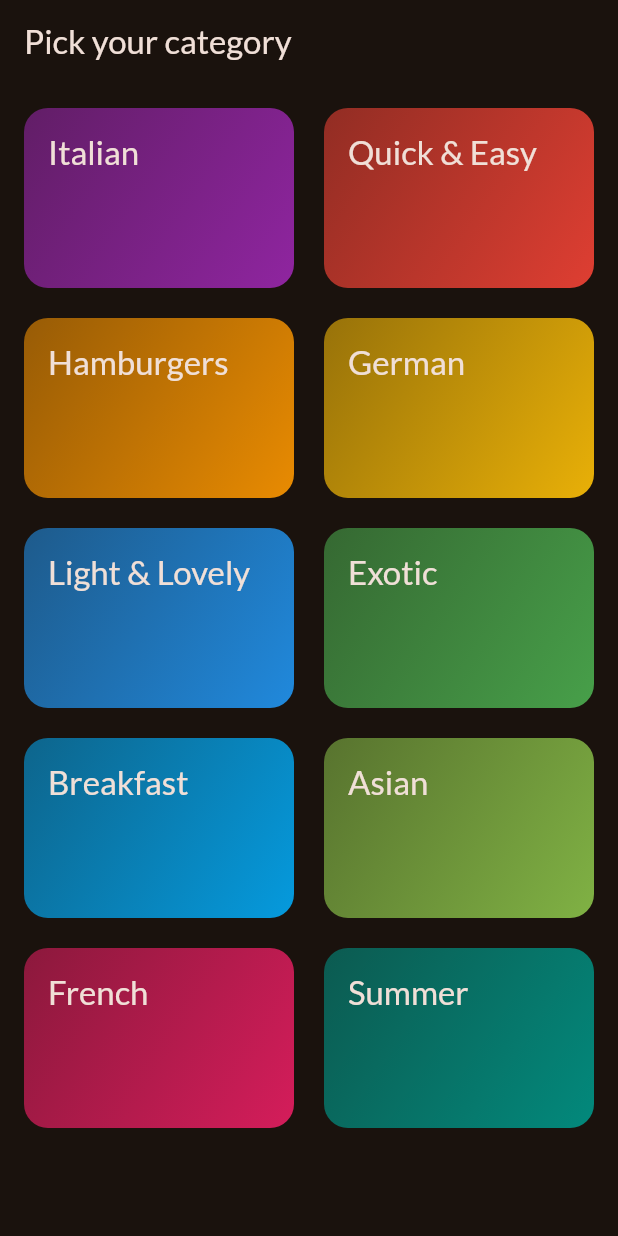
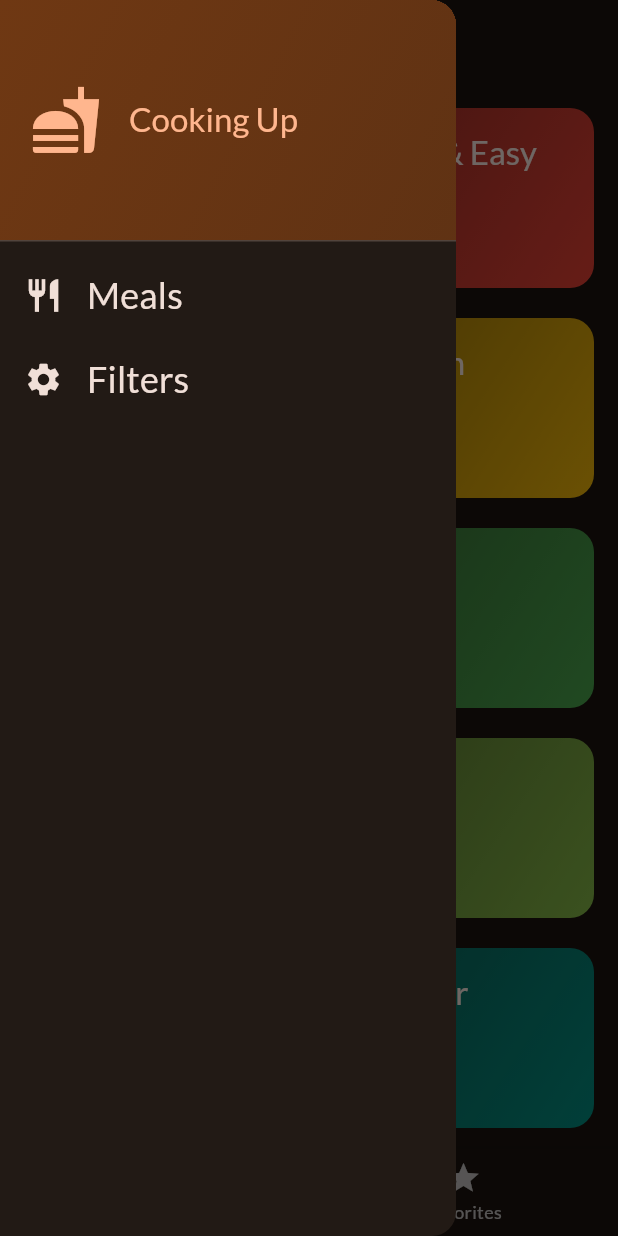
Before and after one commit to shox17/meals_app, a Flutter app: the screen it shows after launch, with the side drawer open (before the commit the screen has no drawer), on a phone screen of 412 x 824 dp. Run offline on Flutter 3.47's test engine with Material 3 defaults, Android fonts, the phone set to English and light mode, and no system bars; our stand-ins replace google_fonts, transparent_image.

Commit message:
4th commit

```diff
--- a/lib/main.dart
+++ b/lib/main.dart
@@ -1,6 +1,6 @@
 import 'package:flutter/material.dart';
 import 'package:google_fonts/google_fonts.dart';
-import 'package:meals/screens/categories.dart';
+import 'package:meals/screens/tabs.dart';
 
 final theme = ThemeData(
   useMaterial3: true,
@@ -22,7 +22,7 @@ class App extends StatelessWidget {
   Widget build(BuildContext context) {
     return MaterialApp(
       theme: theme,
-      home: const CategoriesScreen(),
+      home: const TabsScreen(),
     );
   }
 }
--- a/lib/screens/categories.dart
+++ b/lib/screens/categories.dart
@@ -3,9 +3,16 @@ import 'package:meals/data/dummy_data.dart';
 import 'package:meals/models/category.dart';
 import 'package:meals/screens/meals.dart';
 import 'package:meals/widgets/category_grid_item.dart';
+import 'package:meals/models/meal.dart';
 
 class CategoriesScreen extends StatelessWidget {
-  const CategoriesScreen({super.key});
+  const CategoriesScreen(
+      {super.key,
+      required this.onToggleFavorite,
+      required this.availableMeals});
+
+  final void Function(Meal meal) onToggleFavorite;
+  final List<Meal> availableMeals;
 
   void _selectCategory(BuildContext context, Category category) {
     final filteredMeals = dummyMeals
@@ -16,6 +23,7 @@ class CategoriesScreen extends StatelessWidget {
         builder: (ctx) => MealsScreen(
           title: category.title,
           meals: filteredMeals,
+          onToggleFavorite: onToggleFavorite,
         ),
       ),
     );
@@ -23,11 +31,7 @@ class CategoriesScreen extends StatelessWidget {
 
   @override
   Widget build(BuildContext context) {
-    return Scaffold(
-      appBar: AppBar(
-        title: const Text('Pick your category'),
-      ),
-      body: GridView(
+    return GridView(
       padding: const EdgeInsets.all(16),
       gridDelegate: const SliverGridDelegateWithFixedCrossAxisCount(
         crossAxisCount: 2,
@@ -42,7 +46,6 @@ class CategoriesScreen extends StatelessWidget {
             onSelectCategory: () => _selectCategory(context, category),
           ),
       ],
-      ),
     );
   }
 }
--- /dev/null
+++ b/lib/screens/tabs.dart
@@ -0,0 +1,126 @@
+import 'package:flutter/material.dart';
+import 'package:meals/data/dummy_data.dart';
+import 'package:meals/screens/categories.dart';
+import 'package:meals/screens/filters.dart';
+import 'package:meals/screens/meals.dart';
+import 'package:meals/models/meal.dart';
+import 'package:meals/widgets/main_drawer.dart';
+
+const kInitialFilters = {
+  Filter.glutenFree: false,
+  Filter.lactoseFree: false,
+  Filter.vegetarian: false,
+  Filter.vegan: false,
+};
+
+class TabsScreen extends StatefulWidget {
+  const TabsScreen({super.key});
+
+  @override
+  State<TabsScreen> createState() => _TabsScreenState();
+}
+
+class _TabsScreenState extends State<TabsScreen> {
+  int _selectedPageIndex = 0;
+  final List<Meal> _favoriteMeals = [];
+  Map<Filter, bool> _selectedFilters = kInitialFilters;
+
+  void _showInfoMessage(BuildContext context, String message) {
+    ScaffoldMessenger.of(context).clearSnackBars();
+    ScaffoldMessenger.of(context).showSnackBar(
+      SnackBar(
+        content: Text(message),
+        duration: const Duration(seconds: 2),
+      ),
+    );
+  }
+
+  void _toggleFavoriteMealStatus(Meal meal) {
+    final isExisting = _favoriteMeals.contains(meal);
+
+    if (isExisting) {
+      setState(() {
+        _favoriteMeals.remove(meal);
+        _showInfoMessage(context, 'Removed from favorites!');
+      });
+    } else {
+      setState(() {
+        _favoriteMeals.add(meal);
+        _showInfoMessage(context, 'Added to favorites!');
+      });
+    }
+  }
+
+  void _selectPage(int index) {
+    setState(() {
+      _selectedPageIndex = index;
+    });
+  }
+
+  void _selectScreen(String identifier) async {
+    Navigator.of(context).pop();
+    if (identifier == 'filters') {
+      final result = await Navigator.of(context).push<Map<Filter, bool>>(
+        MaterialPageRoute(
+          builder: (ctx) => FiltersScreen(currentFilters: _selectedFilters),
+        ),
+      );
+      setState(() {
+        _selectedFilters = result ?? kInitialFilters;
+      });
+    }
+  }
+
+  @override
+  Widget build(BuildContext context) {
+    final availableMeals = dummyMeals.where((meal) {
+      if (_selectedFilters[Filter.glutenFree]! && !meal.isGlutenFree) {
+        return false;
+      }
+      if (_selectedFilters[Filter.lactoseFree]! && !meal.isLactoseFree) {
+        return false;
+      }
+      if (_selectedFilters[Filter.vegetarian]! && !meal.isVegetarian) {
+        return false;
+      }
+      if (_selectedFilters[Filter.vegan]! && !meal.isVegan) {
+        return false;
+      }
+      return true;
+    }).toList();
+    Widget activePage = CategoriesScreen(
+      onToggleFavorite: _toggleFavoriteMealStatus,
+      availableMeals: availableMeals,
+    );
+    var activePageTitle = 'Categories';
+
+    if (_selectedPageIndex == 1) {
+      activePage = MealsScreen(
+          meals: _favoriteMeals, onToggleFavorite: _toggleFavoriteMealStatus);
+      activePageTitle = 'Your Favorites';
+    }
+    return Scaffold(
+      appBar: AppBar(
+        title: Text(activePageTitle),
+      ),
+      drawer: MainDrawer(
+        onSelectScreen: _selectScreen,
+      ),
+      body: activePage,
+      bottomNavigationBar: BottomNavigationBar(
+        currentIndex: _selectedPageIndex,
+        onTap: _selectPage,
+        items: const [
+          BottomNavigationBarItem(
+            icon: Icon(Icons.set_meal),
+            label: 'Categories',
+          ),
+          BottomNavigationBarItem(
+            icon: Icon(Icons.star),
+            label: 'Favorites',
+          ),
+        ],
+      ),
+    );
+  }
+}
--- /dev/null
+++ b/lib/widgets/main_drawer.dart
@@ -0,0 +1,83 @@
+import 'package:flutter/material.dart';
+
+class MainDrawer extends StatelessWidget {
+  const MainDrawer({super.key, required this.onSelectScreen});
+
+  final void Function(String identifier) onSelectScreen;
+
+  @override
+  Widget build(BuildContext context) {
+    return Drawer(
+      child: Column(
+        children: [
+          DrawerHeader(
+            padding: const EdgeInsets.all(20),
+            decoration: BoxDecoration(
+              gradient: LinearGradient(
+                colors: [
+                  Theme.of(context).colorScheme.primaryContainer,
+                  Theme.of(context)
+                      .colorScheme
+                      .primaryContainer
+                      .withOpacity(0.8),
+                ],
+                begin: Alignment.topLeft,
+                end: Alignment.bottomRight,
+              ),
+            ),
+            child: Row(
+              children: [
+                Icon(
+                  Icons.fastfood,
+                  size: 48,
+                  color: Theme.of(context).colorScheme.primary,
+                ),
+                const SizedBox(width: 18),
+                Text(
+                  'Cooking Up',
+                  style: Theme.of(context).textTheme.titleLarge!.copyWith(
+                        color: Theme.of(context).colorScheme.primary,
+                      ),
+                ),
+              ],
+            ),
+          ),
+          ListTile(
+            leading: Icon(
+              Icons.restaurant,
+              size: 26,
+              color: Theme.of(context).colorScheme.onSurface,
+            ),
+            title: Text(
+              'Meals',
+              style: Theme.of(context).textTheme.titleSmall!.copyWith(
+                    color: Theme.of(context).colorScheme.onSurface,
+                    fontSize: 24,
+                  ),
+            ),
+            onTap: () {
+              onSelectScreen('meals');
+            },
+          ),
+          ListTile(
+            leading: Icon(
+              Icons.settings,
+              size: 26,
+              color: Theme.of(context).colorScheme.onSurface,
+            ),
+            title: Text(
+              'Filters',
+              style: Theme.of(context).textTheme.titleSmall!.copyWith(
+                    color: Theme.of(context).colorScheme.onSurface,
+                    fontSize: 24,
+                  ),
+            ),
+            onTap: () {
+              onSelectScreen('filters');
+            },
+          ),
+        ],
+      ),
+    );
+  }
+}
```
Also changed, not shown: lib/screens/filters.dart (added, +163 -0 lines), lib/screens/meal_details.dart (+11 -1 lines), lib/screens/meals.dart (+10 -3 lines). Lines whose indentation alone changed are shown as unchanged.
